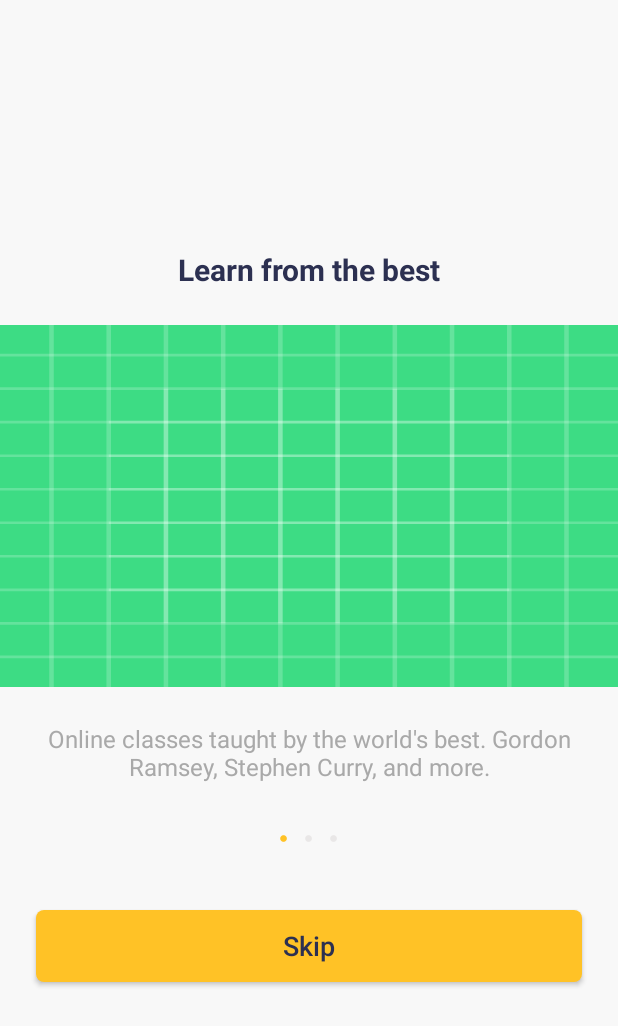
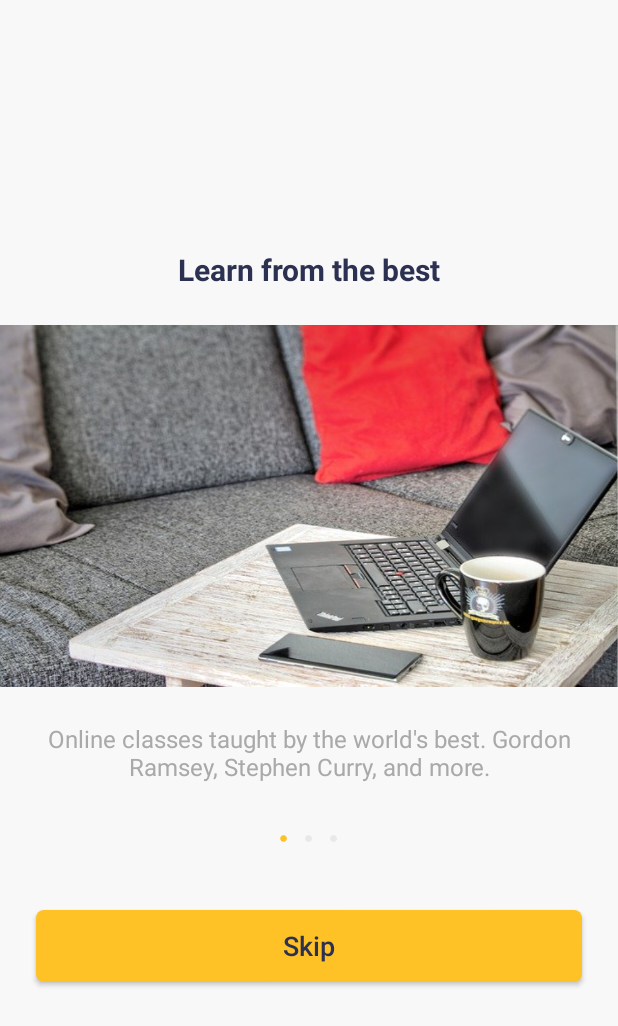
Before and after one commit to harshmodi729/first_project, an Android app: the screen it shows after launch (IntroActivity), on a phone screen of 412 x 824 dp. Shown: the top 1026 px of the screen. Run offline under Robolectric (Android 15) with nearby library versions, the phone set to English and light mode, and no system bars.

Commit message:
Sign-up added

```diff
--- a/app/src/main/AndroidManifest.xml
+++ b/app/src/main/AndroidManifest.xml
@@ -10,13 +10,13 @@
         android:supportsRtl="true"
         android:theme="@style/AppTheme">
         <activity android:name=".ui.SignInActivity" />
+        <activity android:name=".ui.SignupActivity" />
         <activity android:name=".ui.IntroActivity" />
         <activity
             android:name=".ui.SplashActivity"
             android:theme="@style/SplashFullscreen">
             <intent-filter>
                 <action android:name="android.intent.action.MAIN" />
-
                 <category android:name="android.intent.category.LAUNCHER" />
             </intent-filter>
         </activity>
--- a/app/src/main/java/com/hmatter/first_project/adapter/IntroAdapter.kt
+++ b/app/src/main/java/com/hmatter/first_project/adapter/IntroAdapter.kt
@@ -24,7 +24,7 @@ class IntroAdapter(private val context: Context, private val alIntroItem: ArrayL
     override fun onBindViewHolder(holder: ViewHolder, position: Int) {
         val item = alIntroItem[position]
         holder.tvIntroTitle.text = item.title
-        holder.ivIntro.setBackgroundResource(R.drawable.ic_launcher_background)
+        holder.ivIntro.setBackgroundResource(R.drawable.slider_image)
         holder.tvIntroDetail.text = item.detail
     }
 
--- a/app/src/main/res/layout/activity_intro.xml
+++ b/app/src/main/res/layout/activity_intro.xml
@@ -16,7 +16,7 @@
         app:layout_constraintHeight_percent="0.45"
         app:layout_constraintStart_toStartOf="parent"
         app:layout_constraintTop_toTopOf="parent"
-        app:layout_constraintVertical_bias="0.35" />
+        app:layout_constraintVertical_bias="0.35000002" />
 
     <LinearLayout
         android:id="@+id/layDots"
--- a/app/src/main/res/values/strings.xml
+++ b/app/src/main/res/values/strings.xml
@@ -5,6 +5,10 @@
     <string name="sign_up">Sign up</string>
     <string name="hint_username">Username</string>
     <string name="hint_password">Password</string>
+    <string name="hint_email">Email</string>
+    <string name="hint_phone">Phone number</string>
+    <string name="terms_conditions">I have read and agree to the Terms and Conditions.</string>
+    <string name="hint_confirm_password">Confirm password</string>
     <string name="forgot_your_password">Forgot your password?</string>
     <string name="log_in_with_facebook">Log in With Facebook</string>
     <string name="log_in_with_google">Log in With Google</string>
```
Also changed, not shown: app/src/main/java/com/hmatter/first_project/ui/SignupActivity.kt (added, +17 -0 lines), app/src/main/res/drawable/slider_image.jpg (added).
